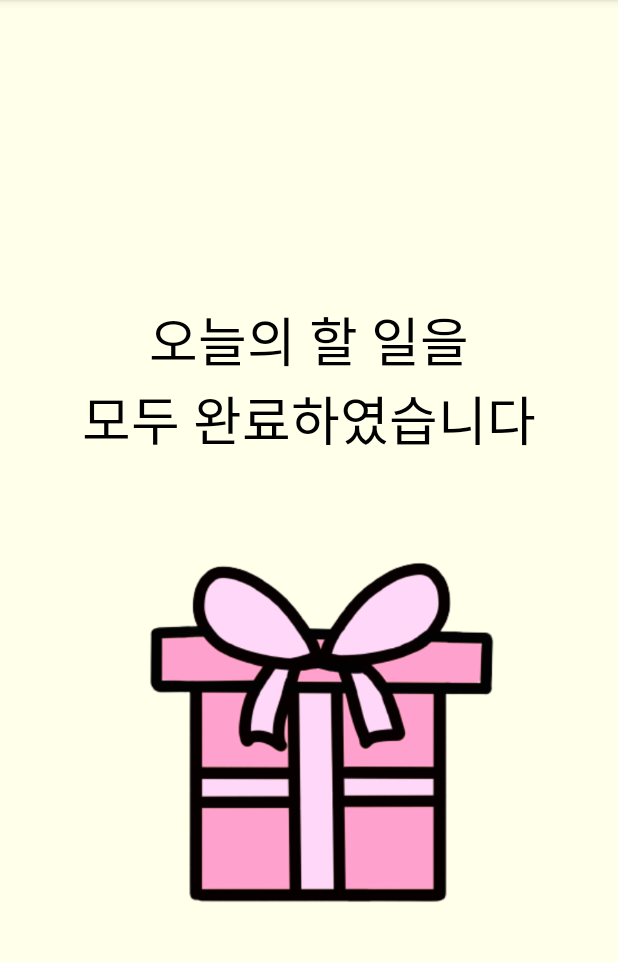
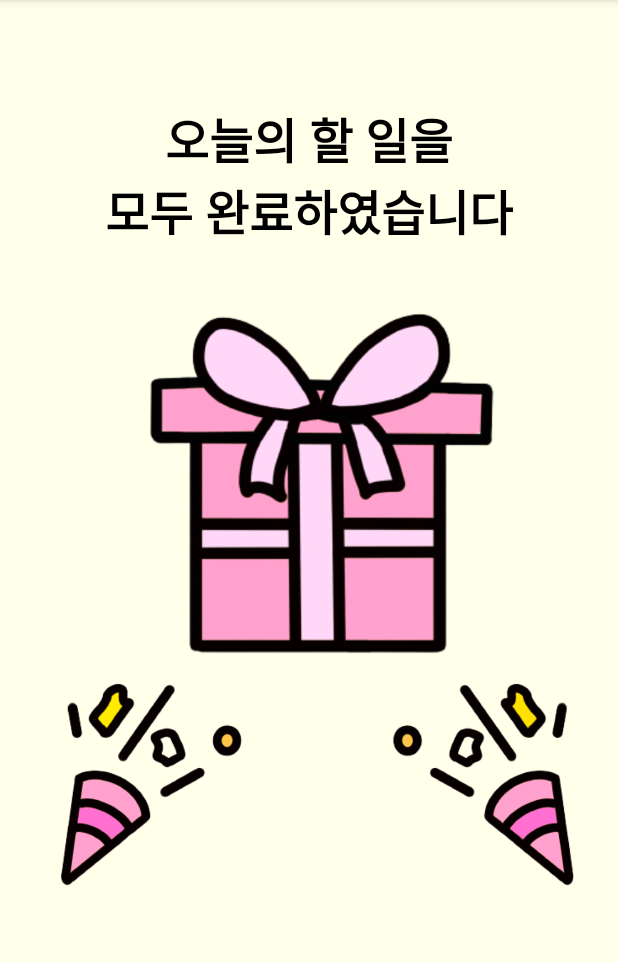
Before and after one commit to seungchae1/DoitMirimis, an Android app: the GetCharacterActivity1 screen opened directly, with no data from a screen before it, on a phone screen of 412 x 824 dp, the part 84-1046 px from its top. Run offline under Robolectric (Android 15) with nearby library versions, the phone set to English and light mode, and no system bars.

Commit message:
gift event complete

```diff
--- a/app/src/main/res/layout/activity_get_character1.xml
+++ b/app/src/main/res/layout/activity_get_character1.xml
@@ -9,21 +9,23 @@
     android:padding="20dp"
     android:background="#FFFFEA"
     tools:context=".GetCharacterActivity1">
-
     <TextView
         android:layout_width="wrap_content"
         android:layout_height="wrap_content"
         android:textColor="@color/black"
-        android:layout_marginTop="180dp"
-        android:textSize="35dp"
+        android:layout_marginTop="45dp"
+        android:textStyle="bold"
+        android:textSize="32dp"
         android:text="오늘의 할 일을"/>
     <TextView
         android:layout_width="wrap_content"
         android:layout_height="wrap_content"
         android:textColor="@color/black"
-        android:textSize="35dp"
+        android:textStyle="bold"
+        android:textSize="32dp"
         android:text="모두 완료하였습니다"/>
-    <LinearLayout
+
+    <FrameLayout
         android:layout_width="wrap_content"
         android:layout_height="wrap_content"
         android:orientation="horizontal">
@@ -31,7 +33,21 @@
         <ImageView
             android:layout_width="wrap_content"
             android:layout_height="wrap_content"
+            android:layout_marginTop="10dp"
+            android:adjustViewBounds="true"
             android:src="@drawable/giftbox"/>
+        <ImageView
+            android:layout_width="280dp"
+            android:layout_height="500dp"
+            android:layout_marginTop="80dp"
+            android:src="@drawable/blaster2"/>
+        <ImageView
+            android:layout_width="280dp"
+            android:layout_height="wrap_content"
+            android:layout_marginLeft="90dp"
+            android:layout_marginTop="80dp"
+            android:src="@drawable/blaster"/>
 
-    </LinearLayout>
+    </FrameLayout>
+
 </LinearLayout>
```
